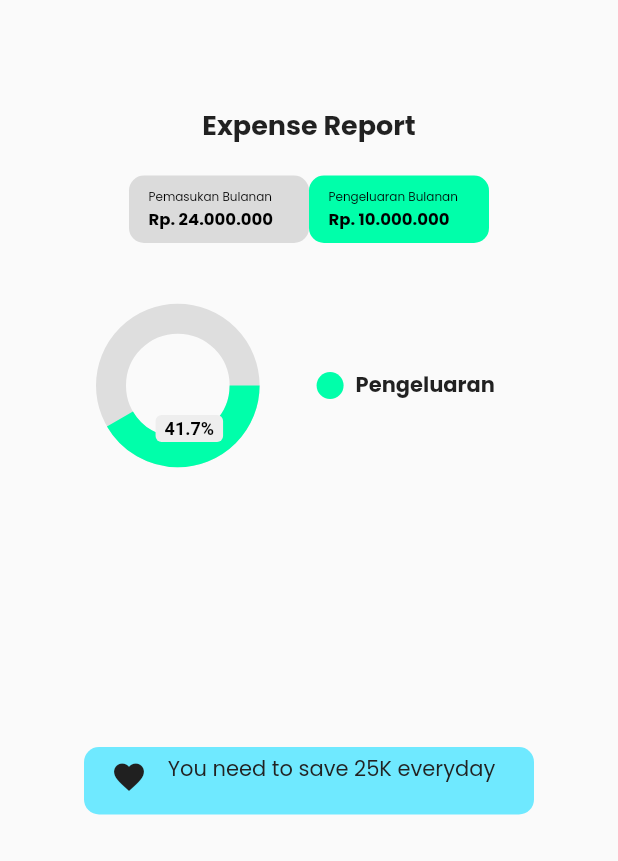
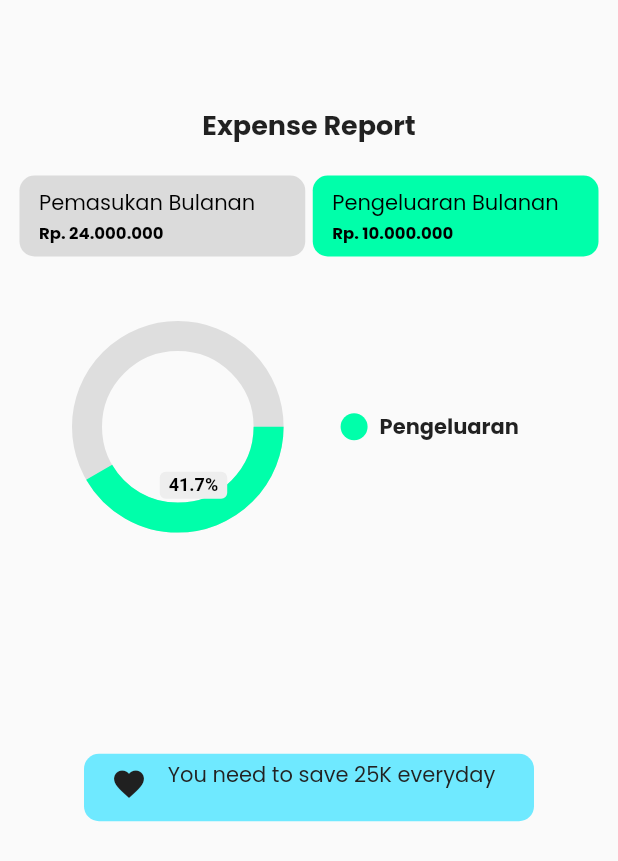
Before and after one commit to davidmahbubi/money-manager-app, a Flutter app: the Chart screen opened directly, on a phone screen of 412 x 824 dp. Shown: the top 861 px of the screen. Run offline on Flutter 3.47's test engine with Material 2 defaults, Android fonts, the phone set to English and light mode, and no system bars; drawn by our look-alikes of pie_chart; our stand-ins replace flutter_svg, font_awesome_flutter, line_awesome_flutter.

Commit message:
Fixed some account layouts

```diff
--- a/lib/pages/chart.dart
+++ b/lib/pages/chart.dart
@@ -13,8 +13,8 @@ class Chart extends StatelessWidget {
         child: Column(
           children: <Widget>[
             Container(
-              padding: EdgeInsets.fromLTRB(20, 70, 20, 20),
-              child: Text(
+              padding: const EdgeInsets.fromLTRB(20, 70, 20, 20),
+              child: const Text(
                 "Expense Report",
                 style: TextStyle(
                   fontSize: 18,
@@ -22,14 +22,10 @@ class Chart extends StatelessWidget {
                 ),
               ),
             ),
-            MyCard(),
-            SizedBox(
-              height: 5,
-            ),
+            const MyCard(),
+            const SizedBox(height: 5),
             MyPieChart(),
-            SizedBox(
-              height: 5,
-            ),
+            const SizedBox(height: 5),
             MyBar()
           ],
         ),
--- a/lib/util/my_card.dart
+++ b/lib/util/my_card.dart
@@ -6,29 +6,31 @@ class MyCard extends StatelessWidget {
   @override
   Widget build(BuildContext context) {
     return Container(
+      margin: const EdgeInsets.symmetric(horizontal: 13),
       child: Row(
         mainAxisAlignment: MainAxisAlignment.center,
         children: [
-          Container(
-            decoration: BoxDecoration(
+          Expanded(
+            child: Container(
+              decoration: const BoxDecoration(
                 color: Color.fromARGB(255, 219, 219, 219),
-                borderRadius: BorderRadius.all(Radius.circular(10))),
+                borderRadius: BorderRadius.all(
+                  Radius.circular(10),
+                ),
+              ),
               margin: const EdgeInsets.all(0.0),
-            width: 120.0,
-            height: 45.0,
               child: Padding(
                 padding: const EdgeInsets.all(8.0),
                 child: Column(
                   crossAxisAlignment: CrossAxisAlignment.start,
-                children: [
+                  children: const <Widget>[
                     Padding(
-                    padding: const EdgeInsets.only(left: 5),
+                      padding: EdgeInsets.only(left: 5),
                       child: Text(
                         "Pemasukan Bulanan",
                         style: TextStyle(
                           color: Colors.black,
                           fontWeight: FontWeight.normal,
-                        fontSize: 8,
                         ),
                       ),
                     ),
@@ -36,7 +38,7 @@ class MyCard extends StatelessWidget {
                       height: 1,
                     ),
                     Padding(
-                    padding: const EdgeInsets.only(left: 5),
+                      padding: EdgeInsets.only(left: 5),
                       child: Text(
                         "Rp. 24.000.000",
                         style: TextStyle(
@@ -50,26 +52,29 @@ class MyCard extends StatelessWidget {
                 ),
               ),
             ),
-          Container(
-            decoration: BoxDecoration(
+          ),
+          const SizedBox(width: 5),
+          Expanded(
+            child: Container(
+              decoration: const BoxDecoration(
                 color: Color.fromARGB(255, 0, 255, 170),
-                borderRadius: BorderRadius.all(Radius.circular(10))),
+                borderRadius: BorderRadius.all(
+                  Radius.circular(10),
+                ),
+              ),
               margin: const EdgeInsets.all(0.0),
-            width: 120.0,
-            height: 45.0,
               child: Padding(
                 padding: const EdgeInsets.all(8.0),
                 child: Column(
                   crossAxisAlignment: CrossAxisAlignment.start,
-                children: [
+                  children: const <Widget>[
                     Padding(
-                    padding: const EdgeInsets.only(left: 5),
+                      padding: EdgeInsets.only(left: 5),
                       child: Text(
                         "Pengeluaran Bulanan",
                         style: TextStyle(
                           color: Colors.black,
                           fontWeight: FontWeight.normal,
-                        fontSize: 8,
                         ),
                       ),
                     ),
@@ -91,6 +96,7 @@ class MyCard extends StatelessWidget {
                 ),
               ),
             ),
+          ),
         ],
       ),
     );
--- a/lib/util/my_piechart.dart
+++ b/lib/util/my_piechart.dart
@@ -1,6 +1,4 @@
 import 'package:flutter/material.dart';
-import 'package:flutter/src/foundation/key.dart';
-import 'package:flutter/src/widgets/framework.dart';
 import 'package:pie_chart/pie_chart.dart';
 
 class MyPieChart extends StatelessWidget {
@@ -8,9 +6,9 @@ class MyPieChart extends StatelessWidget {
     "Pengeluaran": 10000000,
   };
 
-  final colorList = <Color>[
-    Color.fromARGB(255, 0, 255, 170),
-  ];
+  final colorList = const <Color>[Color.fromARGB(255, 0, 255, 170)];
+
+  MyPieChart({Key? key}) : super(key: key);
 
   @override
   Widget build(BuildContext context) {
@@ -18,15 +16,14 @@ class MyPieChart extends StatelessWidget {
       child: SingleChildScrollView(
         physics: const BouncingScrollPhysics(),
         child: Container(
-          width: 300,
-          height: 180,
-          padding: EdgeInsets.symmetric(horizontal: 10, vertical: 10),
+          padding: const EdgeInsets.symmetric(horizontal: 50, vertical: 40),
           child: PieChart(
             dataMap: dataMap,
             chartType: ChartType.ring,
-            baseChartColor: Color.fromARGB(255, 63, 63, 63).withOpacity(0.15),
+            baseChartColor:
+                const Color.fromARGB(255, 63, 63, 63).withOpacity(0.15),
             colorList: colorList,
-            chartValuesOptions: ChartValuesOptions(
+            chartValuesOptions: const ChartValuesOptions(
               showChartValuesInPercentage: true,
             ),
             totalValue: 24000000,
```
Lines whose indentation alone changed are shown as unchanged.
